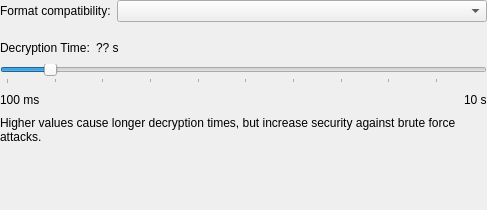
lhark/keepassxc, file src/gui/dbsettings/DatabaseSettingsWidgetEncryption.ui: the form before one commit.
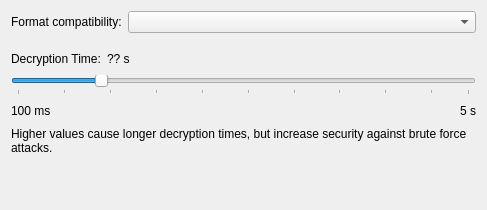
The form after the commit.

Commit message: Replace ChangeMasterKeyWidget with DatabaseSettingsWidgetMasterKey

```diff
--- a/src/gui/dbsettings/DatabaseSettingsWidgetEncryption.ui
+++ b/src/gui/dbsettings/DatabaseSettingsWidgetEncryption.ui
@@ -10,19 +10,7 @@
     <height>210</height>
    </rect>
   </property>
-  <layout class="QVBoxLayout" name="verticalLayout">
-   <property name="leftMargin">
-    <number>0</number>
-   </property>
-   <property name="topMargin">
-    <number>0</number>
-   </property>
-   <property name="rightMargin">
-    <number>0</number>
-   </property>
-   <property name="bottomMargin">
-    <number>0</number>
-   </property>
+  <layout class="QVBoxLayout" name="_2">
    <item>
     <widget class="QStackedWidget" name="stackedWidget">
      <property name="currentIndex">
@@ -113,19 +101,22 @@
        <item>
         <widget class="QSlider" name="decryptionTimeSlider">
          <property name="minimum">
-          <number>100</number>
+          <number>1</number>
          </property>
          <property name="maximum">
-          <number>10000</number>
+          <number>50</number>
          </property>
          <property name="singleStep">
           <number>100</number>
          </property>
          <property name="pageStep">
-          <number>1000</number>
+          <number>10</number>
          </property>
          <property name="value">
-          <number>1000</number>
+          <number>10</number>
+         </property>
+         <property name="tracking">
+          <bool>false</bool>
          </property>
          <property name="orientation">
           <enum>Qt::Horizontal</enum>
@@ -134,7 +125,7 @@
           <enum>QSlider::TicksBelow</enum>
          </property>
          <property name="tickInterval">
-          <number>1000</number>
+          <number>5</number>
          </property>
         </widget>
        </item>
@@ -163,7 +154,7 @@
          <item>
           <widget class="QLabel" name="label_3">
            <property name="text">
-            <string>10 s</string>
+            <string>5 s</string>
            </property>
           </widget>
          </item>
```
Left out of the diff: 2 changed lines with no effect on the pictures. The commit also changes 14 other files.
